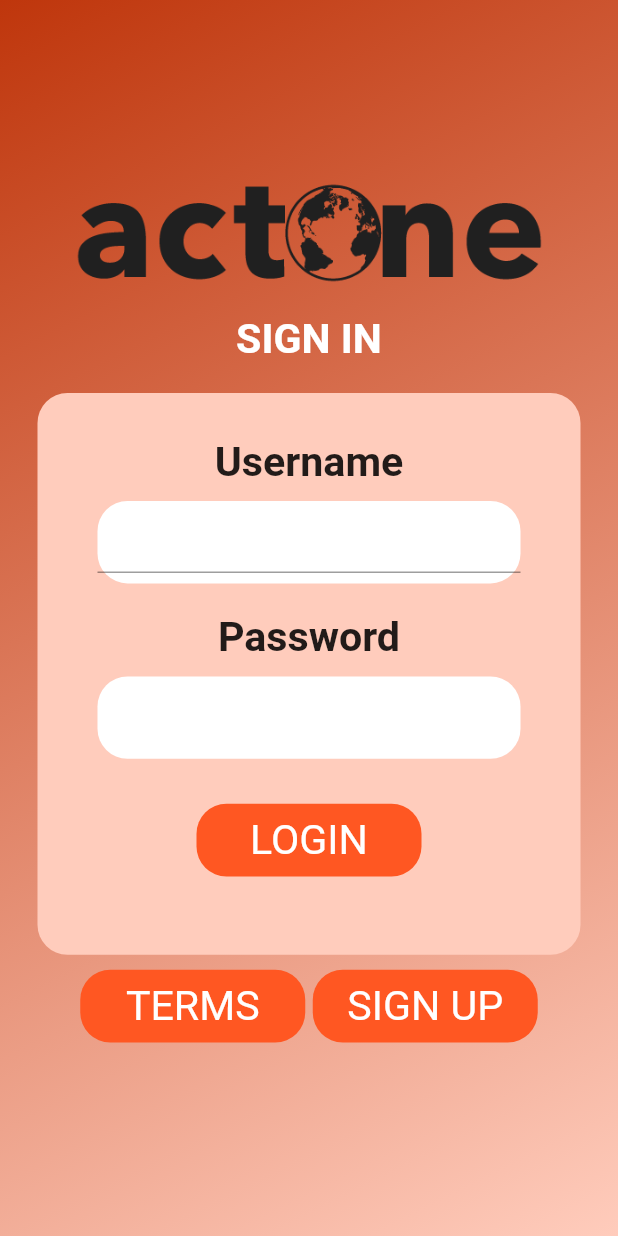
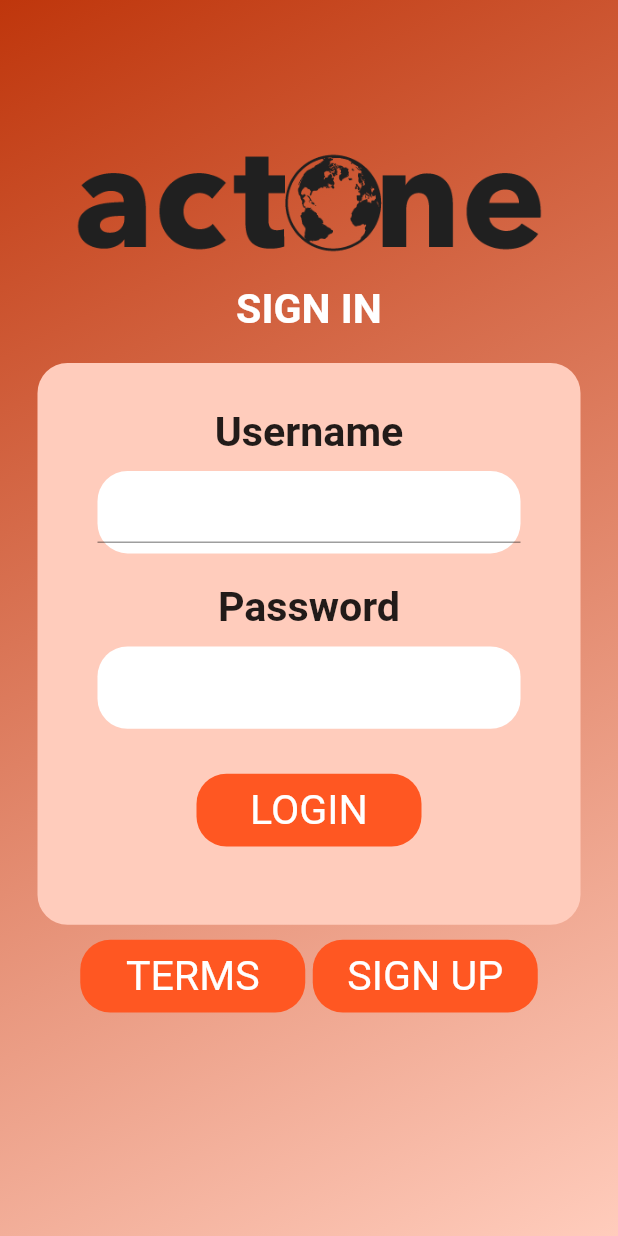
Before and after one commit to MaxAndolini/act0ne, a Flutter app: the screen it shows after launch, on a phone screen of 412 x 824 dp. Run offline on Flutter 3.47's test engine with Material 2 defaults, Android fonts, the light colour scheme and no system bars; our stand-ins replace splashscreen.

Commit message:
Fixed sizedbox

```diff
--- a/lib/login.dart
+++ b/lib/login.dart
@@ -4,7 +4,7 @@ class Login extends StatelessWidget {
   @override
   Widget build(BuildContext context) {
     return Scaffold(
-      backgroundColor: Colors.cyan[50],
+      backgroundColor: Colors.deepOrange[900],
       body: Center(
         child: Container(
           //BACKGROUND
@@ -16,7 +16,7 @@ class Login extends StatelessWidget {
           child: Column(
             children: [
               SizedBox(
-                height: 120,
+                height: 100,
               ),
               Image.asset(
                 "assets/images/egelogouc.png",
--- a/pubspec.yaml
+++ b/pubspec.yaml
@@ -27,7 +27,6 @@ dependencies:
   firebase_auth: any
   cloud_firestore: any
   firebase_storage: any
-  firebase_analytics: any
   splashscreen: ^1.2.0
 
 
```
Also changed, not shown: pubspec.lock.
